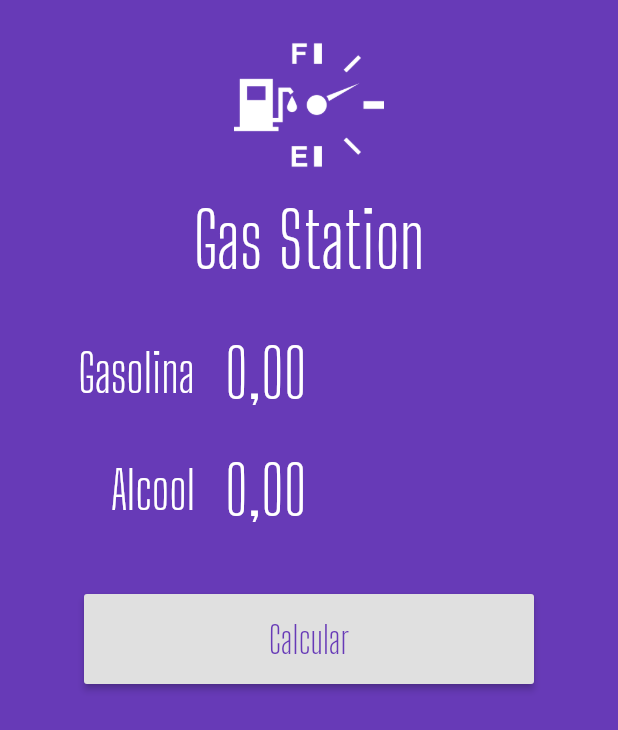
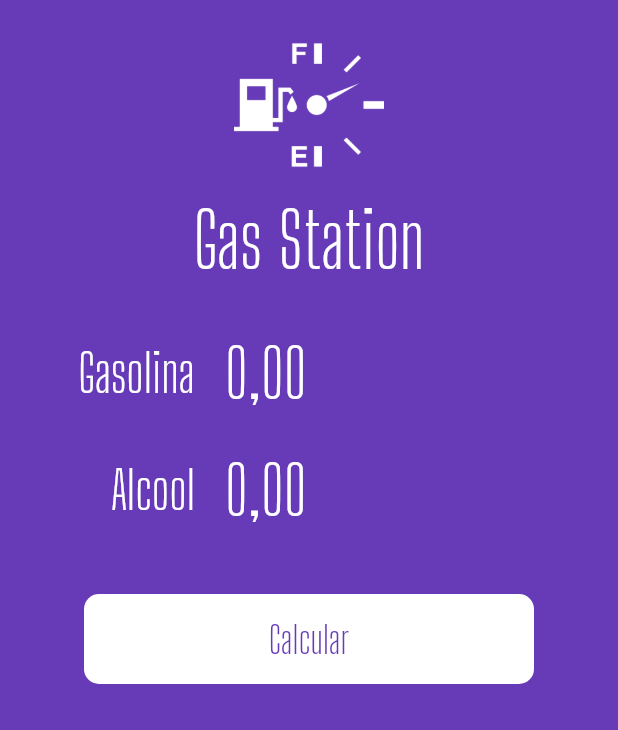
Before and after one commit to Diegolaquino/GAS-Station, a Flutter app: the screen it shows after launch, on a phone screen of 412 x 824 dp. Shown: the top 730 px of the screen. Run offline on Flutter 3.47's test engine with Material 2 defaults, Android fonts, the phone set to English and light mode, and no system bars; our stand-ins replace flutter_masked_text.

Commit message:
conversão de StateLessWidget para StatefulWidget e inclusão do setState

```diff
--- a/lib/Widgets/loading-button.widget.dart
+++ b/lib/Widgets/loading-button.widget.dart
@@ -33,7 +33,7 @@ class LoadingButton extends StatelessWidget {
                 borderRadius: BorderRadius.circular(
                   10,
                 )),
-            child: RaisedButton(
+            child: FlatButton(
               child: Text(
                 text,
                 style: TextStyle(
--- a/lib/main.dart
+++ b/lib/main.dart
@@ -1,11 +1,7 @@
 import 'package:flutter/material.dart';
-import 'package:flutter_masked_text/flutter_masked_text.dart';
-import 'package:gas_station/Common/utils.dart';
-import 'package:gas_station/Widgets/Sucess.widget.dart';
-import 'package:gas_station/Widgets/loading-button.widget.dart';
-import 'package:gas_station/Widgets/submit-form.dart';
-import 'Widgets/input.widget.dart';
-import 'Widgets/logo.widget.dart';
+import 'package:gas_station/pages/home.page.dart';
+
+
 
 void main() => runApp(MyApp());
 
@@ -23,28 +19,3 @@ class MyApp extends StatelessWidget {
     );
   }
 }
-
-class HomePage extends StatelessWidget {
-
-  final _gasCtrl = new MoneyMaskedTextController();
-  final _alcCtrl = new MoneyMaskedTextController();
-
-  @override
-  Widget build(BuildContext context) {
-    return Scaffold(
-      backgroundColor: Theme.of(context).primaryColor,
-      body: ListView(
-        children: <Widget>[
-          Logo(),
-          // Sucess(
-          //   result: "Compensa utilizar X",
-          //   reset: (){},
-          // ),
-
-          SubmitForm(gasCtrl: _gasCtrl, alcoolCtrl: _alcCtrl, busy: false, submitFunc: (){})
-
-        ],
-             ),
-    );
-  }
-}
--- /dev/null
+++ b/lib/pages/home.page.dart
@@ -0,0 +1,59 @@
+import 'package:flutter/material.dart';
+import 'package:flutter_masked_text/flutter_masked_text.dart';
+import 'package:gas_station/Widgets/Sucess.widget.dart';
+import 'package:gas_station/Widgets/logo.widget.dart';
+import 'package:gas_station/Widgets/submit-form.dart';
+
+class HomePage extends StatefulWidget {
+  @override
+  _HomePageState createState() => _HomePageState();
+}
+
+class _HomePageState extends State<HomePage> {
+  final _gasCtrl = new MoneyMaskedTextController();
+
+  final _alcCtrl = new MoneyMaskedTextController();
+
+  var _busy = false;
+
+  var _completed = false;
+
+  var _resultText = "Compensa utilizar álcool";
+
+  @override
+  Widget build(BuildContext context) {
+    return Scaffold(
+      backgroundColor: Theme.of(context).primaryColor,
+      body: ListView(
+        children: <Widget>[
+          Logo(),
+          _completed
+              ? Sucess(
+                  result: _resultText,
+                  reset: () {},
+                )
+              : SubmitForm(
+                  gasCtrl: _gasCtrl,
+                  alcoolCtrl: _alcCtrl,
+                  busy: _busy,
+                  submitFunc: calculate,
+                )
+        ],
+      ),
+    );
+  }
+
+  Future calculate(){
+    double alcool =
+      double.parse(_alcCtrl.text.replaceAll(new RegExp(r'[,.]'), '')) / 100;
+    double gas =
+      double.parse(_gasCtrl.text.replaceAll(new RegExp(r'[,.]'), '')) / 100;
+    double res = alcool / gas;
+
+    setState(() {
+      _completed = false;
+      _busy = true;
+    });
+
+  }
+}
```
